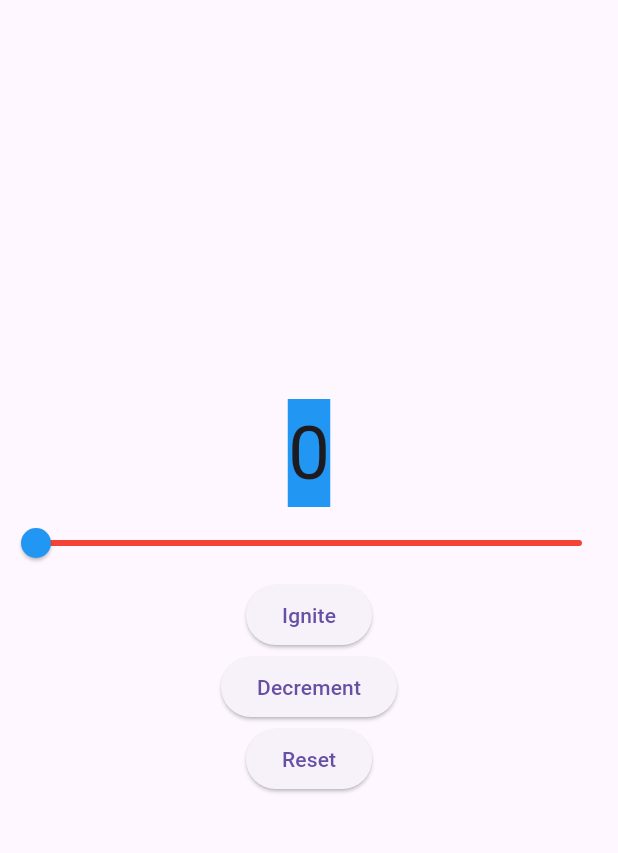
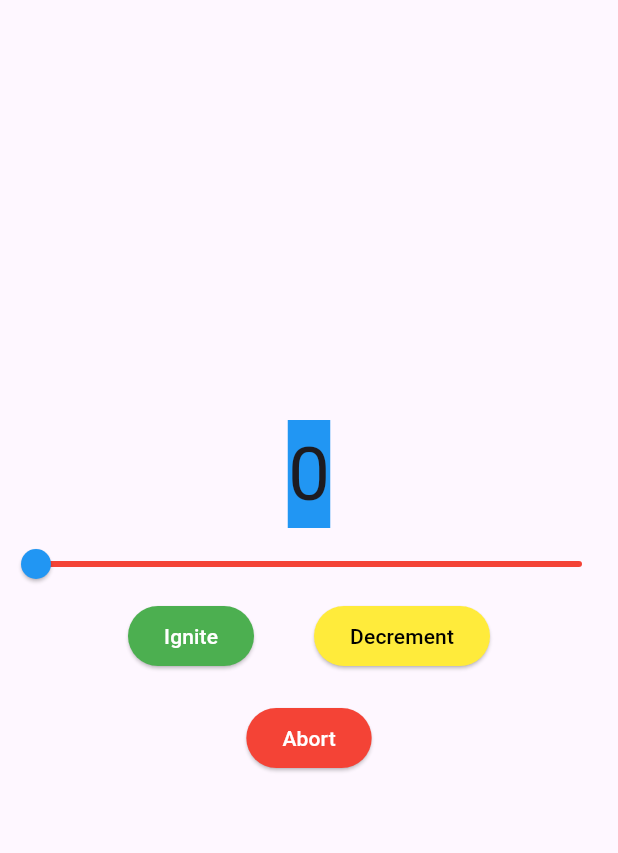
Before and after one commit to brockeh8/act6, a Flutter app: the screen it shows after launch, after a tap on "Ignite", after a tap on "Decrement", on a phone screen of 412 x 824 dp, the part 63-916 px from its top. Run offline on Flutter 3.47's test engine with Material 3 defaults, Android fonts, the phone set to English and light mode, and no system bars.

Commit message:
added colors to the buttons and changed how they are spaced

```diff
--- a/lib/main.dart
+++ b/lib/main.dart
@@ -5,16 +5,13 @@ void main() => runApp(MyApp());
 class MyApp extends StatelessWidget {
   const MyApp({super.key});
 
-  // This widget is the root of your application.
   @override
   Widget build(BuildContext context) {
     return MaterialApp(
-      // Application name
       title: 'Rocket Launch Controller',
       theme: ThemeData(
         primarySwatch: Colors.blue,
       ),
-      // A widget that will be started on the application startup
       home: CounterWidget(),
     );
   }
@@ -26,7 +23,6 @@ class CounterWidget extends StatefulWidget {
 }
 
 class _CounterWidgetState extends State<CounterWidget> {
-  //set counter value
   int _counter = 0;
 
   @override
@@ -35,7 +31,6 @@ class _CounterWidgetState extends State<CounterWidget> {
       appBar: AppBar(
         title: const Text('Rocket Launch Controller'),
       ),
-//set up the widget alignement
       body: Column(
         mainAxisAlignment: MainAxisAlignment.center,
         children: [
@@ -43,7 +38,6 @@ class _CounterWidgetState extends State<CounterWidget> {
             child: Container(
               color: Colors.blue,
               child: Text(
-                //to displays current number
                 '$_counter',
                 style: TextStyle(fontSize: 50.0),
               ),
@@ -62,32 +56,53 @@ class _CounterWidgetState extends State<CounterWidget> {
             inactiveColor: Colors.red,
           ),
 
+
+          Row(
+            mainAxisAlignment: MainAxisAlignment.center,
+            children: [
               ElevatedButton(
                 onPressed: () {
                   setState(() {
-                _counter = _counter + 1;
+                    _counter++;
                   });
                 },
+                style: ElevatedButton.styleFrom(
+                  backgroundColor: Colors.green,
+                  foregroundColor: Colors.white,
+                ),
                 child: Text('Ignite'),
               ),
-
+              SizedBox(width: 40),
               ElevatedButton(
                 onPressed: () {
                   setState(() {
-                _counter = _counter - 1;
+                    _counter--;
                   });
                 },
+                style: ElevatedButton.styleFrom(
+                  backgroundColor: Colors.yellow,
+                  foregroundColor: Colors.black,
+                ),
                 child: Text('Decrement'),
               ),
+            ],
+          ),
 
-          ElevatedButton(
+
+          Padding(
+            padding: const EdgeInsets.only(top: 20),
+            child: ElevatedButton(
               onPressed: () {
                 setState(() {
                   _counter = 0;
                 });
               },
-            child: Text('Reset'),
-
+              style: ElevatedButton.styleFrom(
+                backgroundColor: Colors.red,
+                foregroundColor: Colors.white,
+              ),
+              child: Text('Abort'),
+            ),
           ),
         ],
       ),
```
Lines whose indentation alone changed are shown as unchanged.
